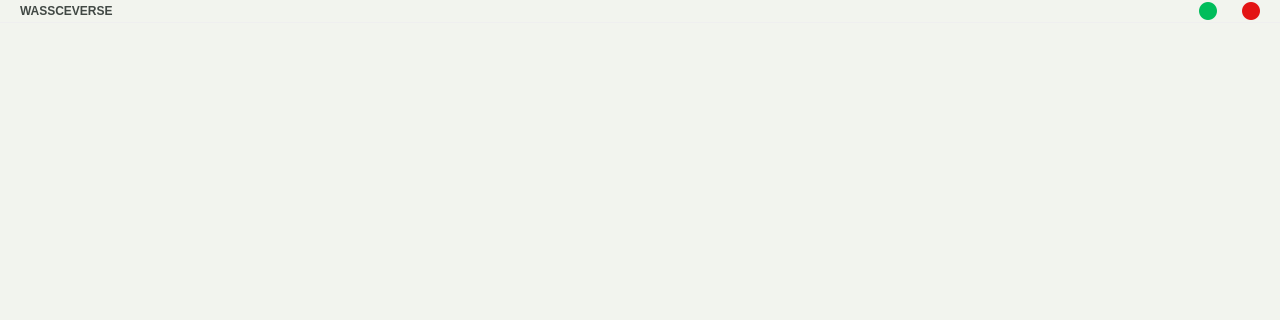
This is UIs/ui_main.ui in Asiedu13/wassceverse-grandpa as Qt 5 draws it before an edit; both pictures show x 0 to 1280 and y 0 to 320 of the 1280 by 800 pixel window. The edited form follows.
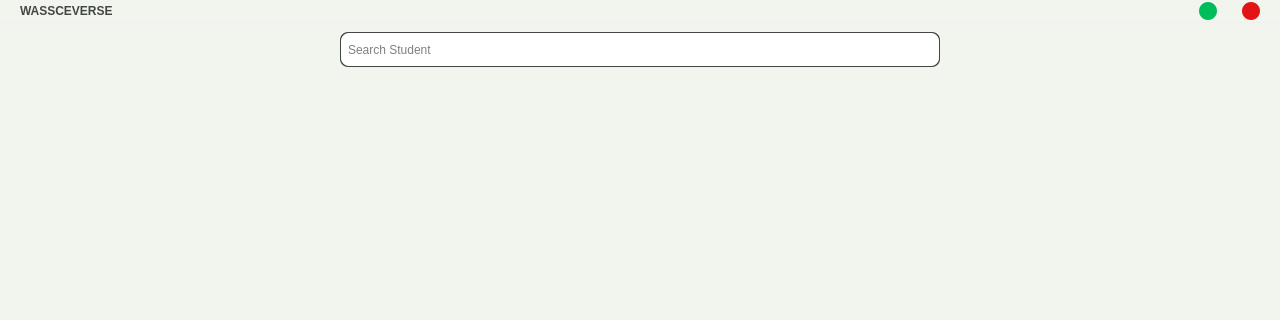
This is the edited form. The open tabs and pages were chosen to show the change. Icons and pictures are not drawn. Custom widgets are drawn as their Qt base class.

```diff
--- a/UIs/ui_main.ui
+++ b/UIs/ui_main.ui
@@ -3641,7 +3641,228 @@
         </item>
        </layout>
       </widget>
-      <widget class="QWidget" name="search_screen"/>
+      <widget class="QWidget" name="search_screen">
+       <layout class="QVBoxLayout" name="verticalLayout_38">
+        <property name="spacing">
+         <number>0</number>
+        </property>
+        <property name="leftMargin">
+         <number>0</number>
+        </property>
+        <property name="topMargin">
+         <number>0</number>
+        </property>
+        <property name="rightMargin">
+         <number>0</number>
+        </property>
+        <property name="bottomMargin">
+         <number>0</number>
+        </property>
+        <item>
+         <widget class="QFrame" name="search_frame_2">
+          <property name="maximumSize">
+           <size>
+            <width>16777215</width>
+            <height>60</height>
+           </size>
+          </property>
+          <property name="styleSheet">
+           <string notr="true">background-color:#f2f4ee;</string>
+          </property>
+          <property name="frameShape">
+           <enum>QFrame::StyledPanel</enum>
+          </property>
+          <property name="frameShadow">
+           <enum>QFrame::Raised</enum>
+          </property>
+          <layout class="QHBoxLayout" name="horizontalLayout_38">
+           <item>
+            <widget class="QFrame" name="SchoolNameBorder_9">
+             <property name="maximumSize">
+              <size>
+               <width>600</width>
+               <height>35</height>
+              </size>
+             </property>
+             <property name="styleSheet">
+              <string notr="true">background-color: #414844;
+border-radius:8px;</string>
+             </property>
+             <property name="frameShape">
+              <enum>QFrame::StyledPanel</enum>
+             </property>
+             <property name="frameShadow">
+              <enum>QFrame::Raised</enum>
+             </property>
+             <layout class="QHBoxLayout" name="horizontalLayout_39">
+              <property name="spacing">
+               <number>0</number>
+              </property>
+              <property name="leftMargin">
+               <number>1</number>
+              </property>
+              <property name="topMargin">
+               <number>1</number>
+              </property>
+              <property name="rightMargin">
+               <number>1</number>
+              </property>
+              <property name="bottomMargin">
+               <number>1</number>
+              </property>
+              <item>
+               <widget class="QFrame" name="frame_57">
+                <property name="maximumSize">
+                 <size>
+                  <width>600</width>
+                  <height>35</height>
+                 </size>
+                </property>
+                <property name="styleSheet">
+                 <string notr="true">background-color: rgb(255, 255, 255);
+border-radius: 8px;</string>
+                </property>
+                <property name="frameShape">
+                 <enum>QFrame::StyledPanel</enum>
+                </property>
+                <property name="frameShadow">
+                 <enum>QFrame::Raised</enum>
+                </property>
+                <layout class="QHBoxLayout" name="horizontalLayout_40">
+                 <property name="spacing">
+                  <number>0</number>
+                 </property>
+                 <property name="leftMargin">
+                  <number>5</number>
+                 </property>
+                 <property name="topMargin">
+                  <number>5</number>
+                 </property>
+                 <property name="rightMargin">
+                  <number>5</number>
+                 </property>
+                 <property name="bottomMargin">
+                  <number>5</number>
+                 </property>
+                 <item>
+                  <widget class="QLineEdit" name="searchbar_main_2">
+                   <property name="sizePolicy">
+                    <sizepolicy hsizetype="Expanding" vsizetype="Preferred">
+                     <horstretch>0</horstretch>
+                     <verstretch>0</verstretch>
+                    </sizepolicy>
+                   </property>
+                   <property name="font">
+                    <font>
+                     <stylestrategy>PreferDefault</stylestrategy>
+                    </font>
+                   </property>
+                   <property name="cursor">
+                    <cursorShape>IBeamCursor</cursorShape>
+                   </property>
+                   <property name="focusPolicy">
+                    <enum>Qt::ClickFocus</enum>
+                   </property>
+                   <property name="placeholderText">
+                    <string>Search Student</string>
+                   </property>
+                  </widget>
+                 </item>
+                 <item alignment="Qt::AlignHCenter|Qt::AlignVCenter">
+                  <widget class="QLabel" name="close_search_2">
+                   <property name="minimumSize">
+                    <size>
+                     <width>25</width>
+                     <height>25</height>
+                    </size>
+                   </property>
+                   <property name="maximumSize">
+                    <size>
+                     <width>25</width>
+                     <height>25</height>
+                    </size>
+                   </property>
+                   <property name="cursor">
+                    <cursorShape>PointingHandCursor</cursorShape>
+                   </property>
+                   <property name="text">
+                    <string/>
+                   </property>
+                   <property name="pixmap">
+                    <pixmap>Include/img/close.jpg</pixmap>
+                   </property>
+                   <property name="scaledContents">
+                    <bool>true</bool>
+                   </property>
+                  </widget>
+                 </item>
+                </layout>
+               </widget>
+              </item>
+             </layout>
+            </widget>
+           </item>
+          </layout>
+         </widget>
+        </item>
+        <item>
+         <widget class="QFrame" name="frame_58">
+          <property name="frameShape">
+           <enum>QFrame::StyledPanel</enum>
+          </property>
+          <property name="frameShadow">
+           <enum>QFrame::Raised</enum>
+          </property>
+          <layout class="QVBoxLayout" name="verticalLayout_39">
+           <item>
+            <widget class="QScrollArea" name="scrollArea">
+             <property name="horizontalScrollBarPolicy">
+              <enum>Qt::ScrollBarAsNeeded</enum>
+             </property>
+             <property name="widgetResizable">
+              <bool>true</bool>
+             </property>
+             <widget class="QWidget" name="scrollAreaWidgetContents">
+              <property name="geometry">
+               <rect>
+                <x>0</x>
+                <y>0</y>
+                <width>1262</width>
+                <height>706</height>
+               </rect>
+              </property>
+              <layout class="QVBoxLayout" name="verticalLayout_40">
+               <item alignment="Qt::AlignTop">
+                <widget class="QFrame" name="frame_59">
+                 <property name="minimumSize">
+                  <size>
+                   <width>0</width>
+                   <height>90</height>
+                  </size>
+                 </property>
+                 <property name="maximumSize">
+                  <size>
+                   <width>16777215</width>
+                   <height>90</height>
+                  </size>
+                 </property>
+                 <property name="frameShape">
+                  <enum>QFrame::StyledPanel</enum>
+                 </property>
+                 <property name="frameShadow">
+                  <enum>QFrame::Raised</enum>
+                 </property>
+                </widget>
+               </item>
+              </layout>
+             </widget>
+            </widget>
+           </item>
+          </layout>
+         </widget>
+        </item>
+       </layout>
+      </widget>
      </widget>
     </item>
    </layout>
```
Left out of the diff: 20 changed lines with no effect on the pictures.
